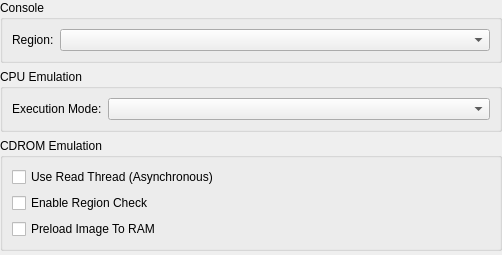
Before: the Qt Designer form src/duckstation-qt/consolesettingswidget.ui in stenzek/duckstation, drawn with Qt 5.
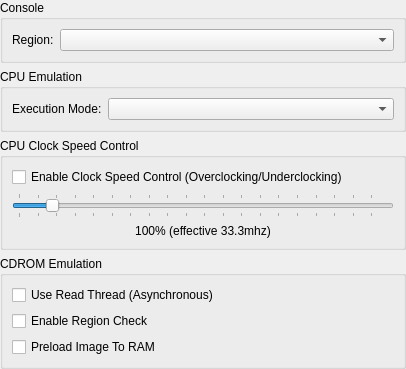
After: the same form once the commit is applied.

Commit message: Qt: Add options for CPU overclocking

```diff
--- a/src/duckstation-qt/consolesettingswidget.ui
+++ b/src/duckstation-qt/consolesettingswidget.ui
@@ -6,14 +6,14 @@
    <rect>
     <x>0</x>
     <y>0</y>
-    <width>502</width>
-    <height>255</height>
+    <width>406</width>
+    <height>353</height>
    </rect>
   </property>
   <property name="windowTitle">
    <string>Form</string>
   </property>
-  <layout class="QVBoxLayout" name="verticalLayout">
+  <layout class="QVBoxLayout" name="verticalLayout_2">
    <property name="leftMargin">
     <number>0</number>
    </property>
@@ -64,6 +64,54 @@
      </layout>
     </widget>
    </item>
+   <item>
+    <widget class="QGroupBox" name="groupBox_3">
+     <property name="title">
+      <string>CPU Clock Speed Control</string>
+     </property>
+     <layout class="QVBoxLayout" name="verticalLayout">
+      <item>
+       <widget class="QCheckBox" name="enableCPUClockSpeedControl">
+        <property name="text">
+         <string>Enable Clock Speed Control (Overclocking/Underclocking)</string>
+        </property>
+       </widget>
+      </item>
+      <item>
+       <widget class="QSlider" name="cpuClockSpeed">
+        <property name="minimum">
+         <number>10</number>
+        </property>
+        <property name="maximum">
+         <number>1000</number>
+        </property>
+        <property name="value">
+         <number>100</number>
+        </property>
+        <property name="orientation">
+         <enum>Qt::Horizontal</enum>
+        </property>
+        <property name="tickPosition">
+         <enum>QSlider::TicksBothSides</enum>
+        </property>
+        <property name="tickInterval">
+         <number>50</number>
+        </property>
+       </widget>
+      </item>
+      <item>
+       <widget class="QLabel" name="cpuClockSpeedLabel">
+        <property name="text">
+         <string>100% (effective 33.3mhz)</string>
+        </property>
+        <property name="alignment">
+         <set>Qt::AlignCenter</set>
+        </property>
+       </widget>
+      </item>
+     </layout>
+    </widget>
+   </item>
    <item>
     <widget class="QGroupBox" name="groupBox_4">
      <property name="title">
```
The commit also changes 2 other files.
